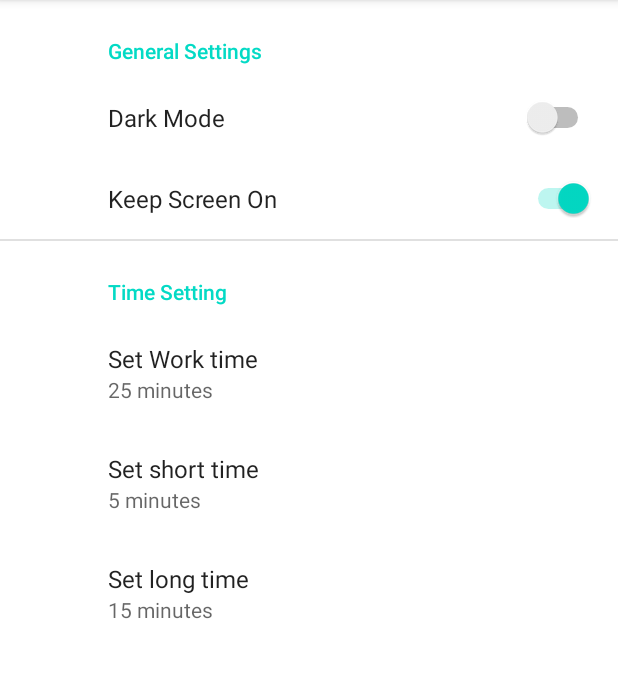
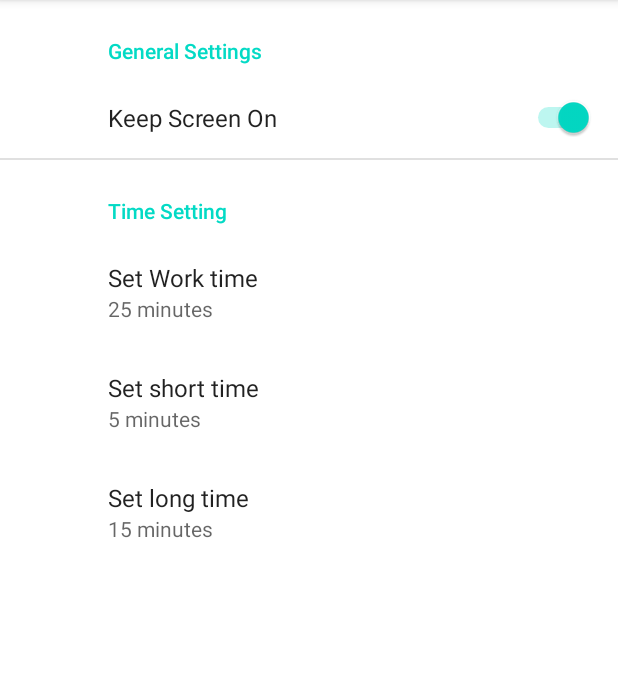
Before and after one commit to kagankuscu/Pomodoro-App, an Android app: the SettingsFragment screen opened through its navigation route, on a phone screen of 412 x 824 dp, the part 84-762 px from its top. Run offline under Robolectric (Android 15) with nearby library versions, the phone set to English and light mode, and no system bars; our stand-ins replace Timber, androidx.preference, navigation-ui; libraries missing offline, so code that uses them is left out: com.huawei.hms; 5 statements that could not run were skipped.

Commit message:
#39 Dark Theme Deleted. I will add next version.

```diff
--- a/app/src/main/java/com/example/pomodoroapp/setting/SettingsFragment.kt
+++ b/app/src/main/java/com/example/pomodoroapp/setting/SettingsFragment.kt
@@ -14,7 +14,7 @@ class SettingsFragment : PreferenceFragmentCompat() {
     private var prefs: SharedPreferences? = null
     private val FIRST_RUN = "first_run"
 
-    private var darkMode: SwitchPreference? = null
+//    private var darkMode: SwitchPreference? = null
     private var keepScreenOn: SwitchPreference? = null
     private var workTime: ListPreference? = null
     private var shortBreak: ListPreference? = null
@@ -40,8 +40,8 @@ class SettingsFragment : PreferenceFragmentCompat() {
     }
 
     private fun setPreferences() {
-        darkMode =
-            preferenceScreen.findPreference<SwitchPreference>(getString(R.string.key_mode))
+//        darkMode =
+//            preferenceScreen.findPreference<SwitchPreference>(getString(R.string.key_mode))
         keepScreenOn =
             preferenceScreen.findPreference<SwitchPreference>(getString(R.string.key_keep_screen_on))
         workTime =
@@ -64,10 +64,10 @@ class SettingsFragment : PreferenceFragmentCompat() {
 
     private fun setClickListener() {
 
-        darkMode?.setOnPreferenceChangeListener { preference, newValue ->
-            Timber.d("preferences name:$preference, new value $newValue")
-            true
-        }
+//        darkMode?.setOnPreferenceChangeListener { preference, newValue ->
+//            Timber.d("preferences name:$preference, new value $newValue")
+//            true
+//        }
 
         keepScreenOn?.setOnPreferenceChangeListener { preference, newValue ->
             Timber.d("preference name: $preference, newValue: $newValue")
--- a/app/src/main/java/com/example/pomodoroapp/timer/TimerFragment.kt
+++ b/app/src/main/java/com/example/pomodoroapp/timer/TimerFragment.kt
@@ -8,7 +8,6 @@ import android.os.Vibrator
 import android.view.LayoutInflater
 import android.view.View
 import android.view.ViewGroup
-import androidx.appcompat.app.AppCompatDelegate
 import androidx.core.content.ContextCompat.getSystemService
 import androidx.databinding.DataBindingUtil
 import androidx.fragment.app.Fragment
@@ -19,7 +18,6 @@ import com.example.pomodoroapp.R
 import com.example.pomodoroapp.databinding.FragmentTimerBinding
 import com.huawei.hms.ads.AdParam
 import com.huawei.hms.ads.banner.BannerView
-import timber.log.Timber
 
 class TimerFragment : Fragment() {
     private lateinit var timerViewModel: TimerViewModel
--- a/app/src/main/res/xml/root_preferences.xml
+++ b/app/src/main/res/xml/root_preferences.xml
@@ -2,15 +2,12 @@
     xmlns:app="http://schemas.android.com/apk/res-auto">
 
     <PreferenceCategory android:title="@string/general_settings">
-        <SwitchPreference
-            android:defaultValue="false"
-            app:key="@string/key_mode"
-            app:title="@string/dark_mode" />
 
         <SwitchPreference
             android:defaultValue="true"
             app:key="@string/key_keep_screen_on"
             app:title="@string/keep_screen_on" />
+
     </PreferenceCategory>
 
     <PreferenceCategory app:title="@string/messages_header">
```
